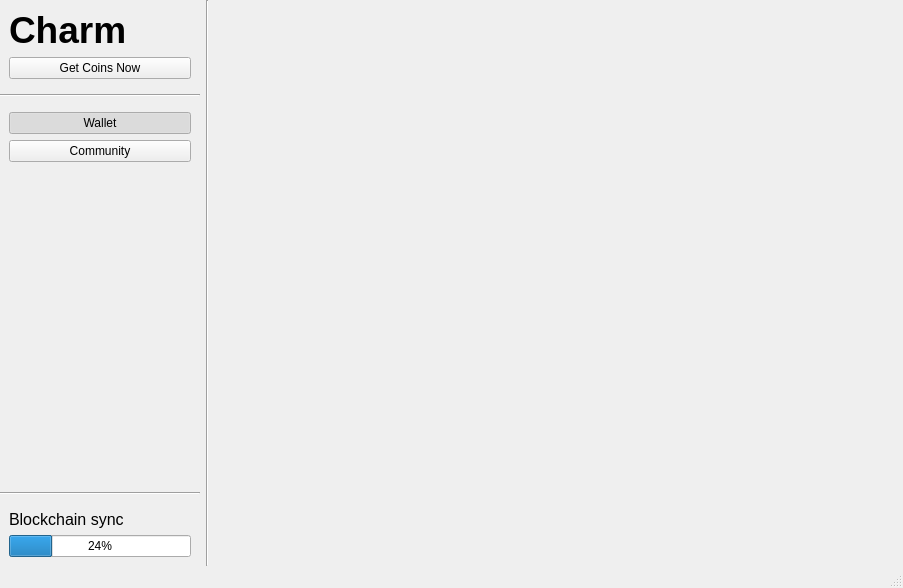
The window that app/ui/main.ui (coblo/gui-demo) describes before a commit, drawn with Qt 5.
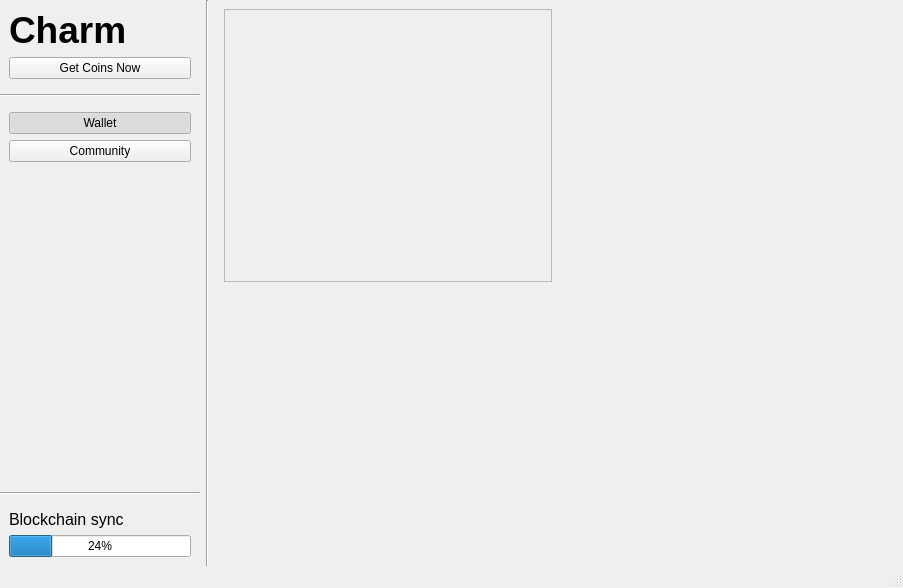
The same window after the commit. The open tabs and pages were chosen to show the change.

```diff
--- a/app/ui/main.ui
+++ b/app/ui/main.ui
@@ -262,10 +262,10 @@
     <item>
      <widget class="QStackedWidget" name="stack_content">
       <property name="currentIndex">
-       <number>1</number>
+       <number>0</number>
       </property>
       <widget class="QWidget" name="page_wallet">
-       <layout class="QVBoxLayout" name="layout_page_wallet" stretch="0,1">
+       <layout class="QVBoxLayout" name="layout_page_wallet" stretch="1,1">
         <property name="spacing">
          <number>12</number>
         </property>
@@ -282,6 +282,45 @@
          <number>0</number>
         </property>
         <item>
+         <widget class="QWidget" name="widget_upper_wallet" native="true">
+          <layout class="QHBoxLayout" name="horizontalLayout">
+           <property name="leftMargin">
+            <number>0</number>
+           </property>
+           <property name="topMargin">
+            <number>0</number>
+           </property>
+           <property name="rightMargin">
+            <number>0</number>
+           </property>
+           <property name="bottomMargin">
+            <number>0</number>
+           </property>
+           <item>
+            <widget class="QFrame" name="frame_wallet_addresses">
+             <property name="frameShape">
+              <enum>QFrame::StyledPanel</enum>
+             </property>
+             <property name="frameShadow">
+              <enum>QFrame::Raised</enum>
+             </property>
+             <layout class="QVBoxLayout" name="layout_wallet_addresses">
+              <property name="leftMargin">
+               <number>0</number>
+              </property>
+              <property name="topMargin">
+               <number>0</number>
+              </property>
+              <property name="rightMargin">
+               <number>0</number>
+              </property>
+              <property name="bottomMargin">
+               <number>0</number>
+              </property>
+             </layout>
+            </widget>
+           </item>
+           <item>
          <widget class="QFrame" name="frame_wallet_send">
           <property name="frameShape">
            <enum>QFrame::NoFrame</enum>
@@ -302,6 +341,9 @@
            <property name="bottomMargin">
             <number>0</number>
            </property>
+             </layout>
+            </widget>
+           </item>
           </layout>
          </widget>
         </item>
```
Lines whose indentation alone changed are shown as unchanged.
